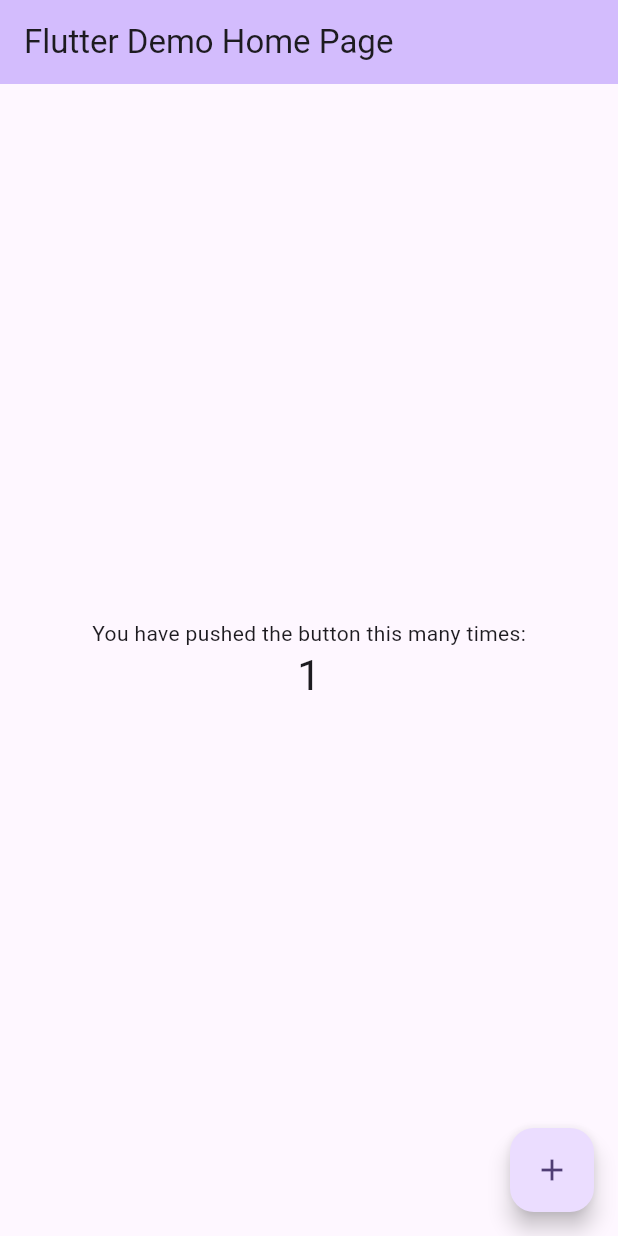
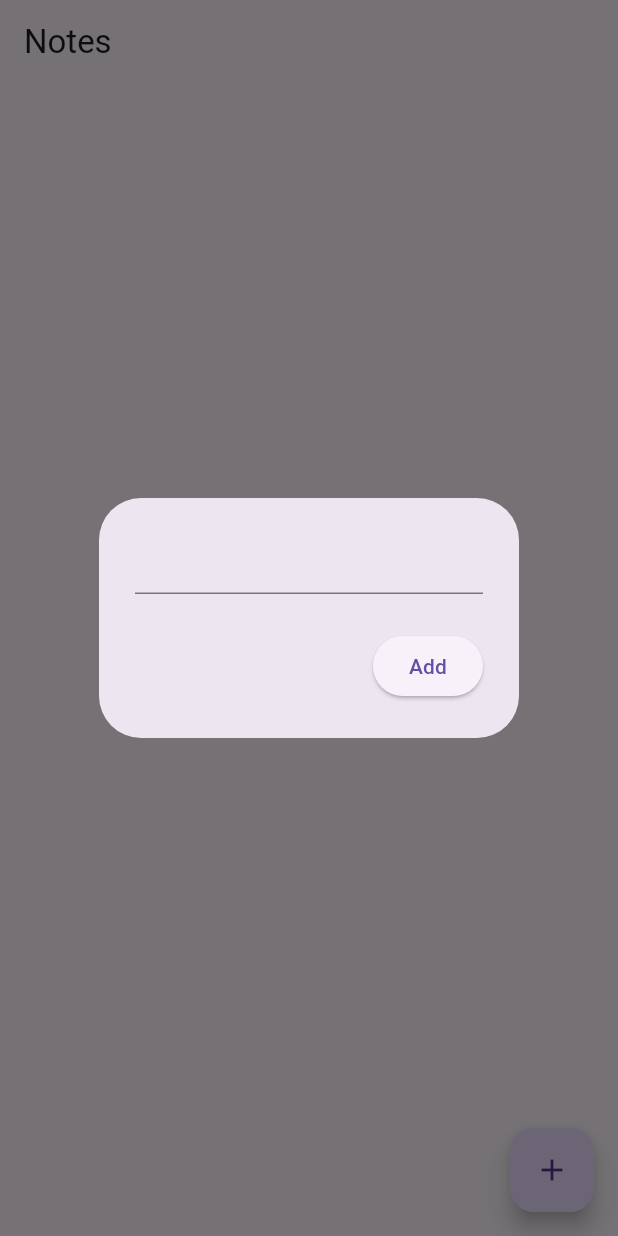
Before and after one commit to Juno-whut/firebasetestappwithflutter, a Flutter app: the screen it shows after launch, after a tap on the "add" icon, on a phone screen of 412 x 824 dp. Run offline on Flutter 3.47's test engine with Material 3 defaults, Android fonts, the phone set to English and light mode, and no system bars; our stand-ins replace cloud_firestore, firebase_core; accounts and stored records are empty; generated files the repository leaves out were written again.

Commit message:
added pages folder for homepage and added and app bar, and a floating action button that brings up a floating dialog box to add notes

```diff
--- a/firebasenotes/lib/main.dart
+++ b/firebasenotes/lib/main.dart
@@ -1,6 +1,6 @@
 import 'package:firebase_core/firebase_core.dart';
 import 'package:firebasenotes/firebase_options.dart';
-// import 'package:firebasecrudtute/firebase_options.dart';
+import 'package:firebasenotes/pages/homepage.dart';
 import 'package:flutter/material.dart';
 
 void main() async{
@@ -12,119 +12,11 @@
 class MyApp extends StatelessWidget {
   const MyApp({super.key});
 
-  // This widget is the root of your application.
   @override
   Widget build(BuildContext context) {
-    return MaterialApp(
-      title: 'Flutter Demo',
-      theme: ThemeData(
-        // This is the theme of your application.
-        //
-        // TRY THIS: Try running your application with "flutter run". You'll see
-        // the application has a purple toolbar. Then, without quitting the app,
-        // try changing the seedColor in the colorScheme below to Colors.green
-        // and then invoke "hot reload" (save your changes or press the "hot
-        // reload" button in a Flutter-supported IDE, or press "r" if you used
-        // the command line to start the app).
-        //
-        // Notice that the counter didn't reset back to zero; the application
-        // state is not lost during the reload. To reset the state, use hot
-        // restart instead.
-        //
-        // This works for code too, not just values: Most code changes can be
-        // tested with just a hot reload.
-        colorScheme: ColorScheme.fromSeed(seedColor: Colors.deepPurple),
-        useMaterial3: true,
-      ),
-      home: const MyHomePage(title: 'Flutter Demo Home Page'),
+    return const MaterialApp(
+      debugShowCheckedModeBanner: false,
+      home: HomePage(),
     );
   }
 }
-
-class MyHomePage extends StatefulWidget {
-  const MyHomePage({super.key, required this.title});
-
-  // This widget is the home page of your application. It is stateful, meaning
-  // that it has a State object (defined below) that contains fields that affect
-  // how it looks.
-
-  // This class is the configuration for the state. It holds the values (in this
-  // case the title) provided by the parent (in this case the App widget) and
-  // used by the build method of the State. Fields in a Widget subclass are
-  // always marked "final".
-
-  final String title;
-
-  @override
-  State<MyHomePage> createState() => _MyHomePageState();
-}
-
-class _MyHomePageState extends State<MyHomePage> {
-  int _counter = 0;
-
-  void _incrementCounter() {
-    setState(() {
-      // This call to setState tells the Flutter framework that something has
-      // changed in this State, which causes it to rerun the build method below
-      // so that the display can reflect the updated values. If we changed
-      // _counter without calling setState(), then the build method would not be
-      // called again, and so nothing would appear to happen.
-      _counter++;
-    });
-  }
-
-  @override
-  Widget build(BuildContext context) {
-    // This method is rerun every time setState is called, for instance as done
-    // by the _incrementCounter method above.
-    //
-    // The Flutter framework has been optimized to make rerunning build methods
-    // fast, so that you can just rebuild anything that needs updating rather
-    // than having to individually change instances of widgets.
-    return Scaffold(
-      appBar: AppBar(
-        // TRY THIS: Try changing the color here to a specific color (to
-        // Colors.amber, perhaps?) and trigger a hot reload to see the AppBar
-        // change color while the other colors stay the same.
-        backgroundColor: Theme.of(context).colorScheme.inversePrimary,
-        // Here we take the value from the MyHomePage object that was created by
-        // the App.build method, and use it to set our appbar title.
-        title: Text(widget.title),
-      ),
-      body: Center(
-        // Center is a layout widget. It takes a single child and positions it
-        // in the middle of the parent.
-        child: Column(
-          // Column is also a layout widget. It takes a list of children and
-          // arranges them vertically. By default, it sizes itself to fit its
-          // children horizontally, and tries to be as tall as its parent.
-          //
-          // Column has various properties to control how it sizes itself and
-          // how it positions its children. Here we use mainAxisAlignment to
-          // center the children vertically; the main axis here is the vertical
-          // axis because Columns are vertical (the cross axis would be
-          // horizontal).
-          //
-          // TRY THIS: Invoke "debug painting" (choose the "Toggle Debug Paint"
-          // action in the IDE, or press "p" in the console), to see the
-          // wireframe for each widget.
-          mainAxisAlignment: MainAxisAlignment.center,
-          children: <Widget>[
-            const Text(
-              'You have pushed the button this many times:',
-            ),
-            Text(
-              '$_counter',
-              style: Theme.of(context).textTheme.headlineMedium,
-            ),
-          ],
-        ),
-      ),
-      floatingActionButton: FloatingActionButton(
-        onPressed: _incrementCounter,
-        tooltip: 'Increment',
-        child: const Icon(Icons.add),
-      ), // This trailing comma makes auto-formatting nicer for build methods.
-    );
-  }
-}
--- /dev/null
+++ b/firebasenotes/lib/pages/homepage.dart
@@ -0,0 +1,54 @@
+import 'package:firebasenotes/services/firestore.dart';
+import 'package:flutter/material.dart';
+
+class HomePage extends StatefulWidget {
+  const HomePage({super.key});
+
+  @override
+  State<HomePage> createState() => _HomePageState();
+}
+
+class _HomePageState extends State<HomePage> {
+  // firestore
+  final FirestoreService firestoreService = FirestoreService();
+
+  // text controller
+  final TextEditingController textController = TextEditingController();
+
+  // open dialog box to add note
+  void openNoteBox() {
+    showDialog(context: context, builder: (context) => AlertDialog(
+      content: TextField(
+        controller: textController,
+        ),
+        actions: [
+          // button to save
+          ElevatedButton(
+            onPressed: () {
+              // add new note
+              firestoreService.addNote(textController.text);
+
+              // clear text field
+              textController.clear();
+
+              // close dialog boc
+              Navigator.pop(context);
+            },
+            child: const Text('Add')
+      )
+        ]
+        ),
+      );
+    }
+
+    @override
+  Widget build(BuildContext context) {
+    return Scaffold(
+      appBar: AppBar(title: const Text('Notes')),
+      floatingActionButton: FloatingActionButton(
+        onPressed: openNoteBox,
+        child: const Icon(Icons.add),
+        ),
+    );
+  }
+  }
```
